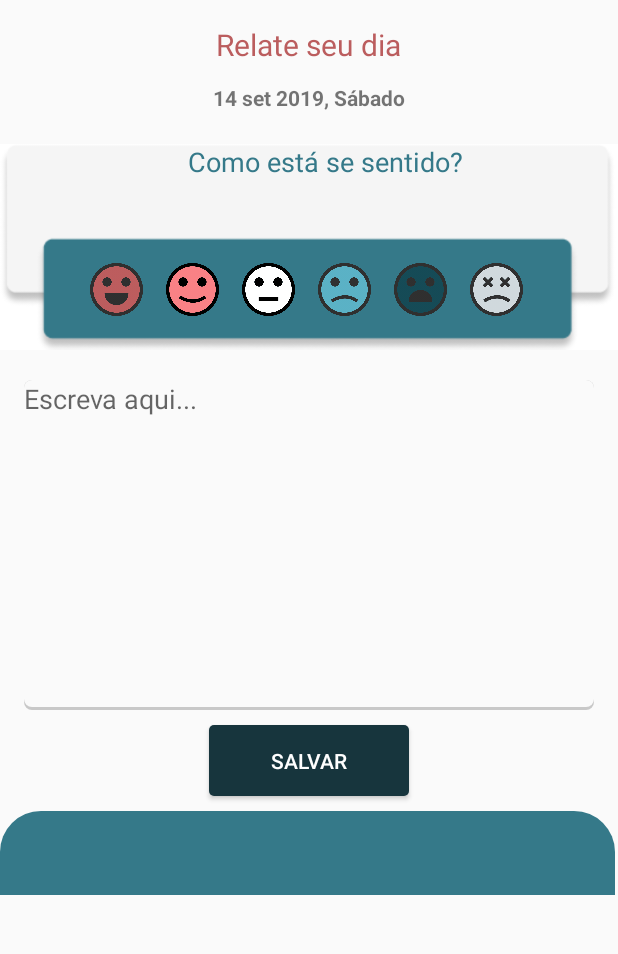
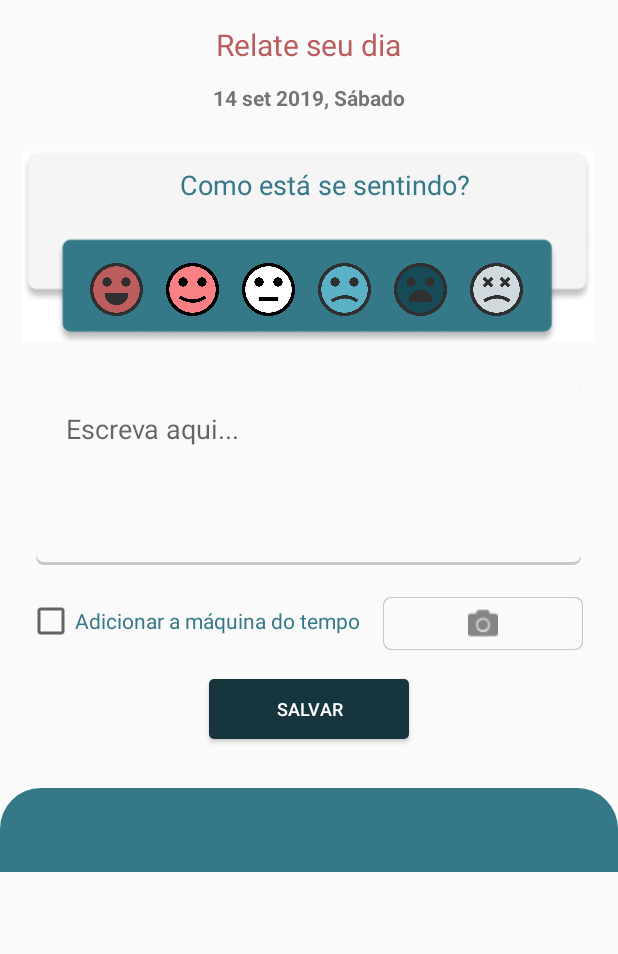
Before and after one commit to carolsbraz/stigma, an Android app: the RelatoActivity screen opened directly, with no data from a screen before it, on a phone screen of 412 x 824 dp, the part 126-1080 px from its top. Run offline under Robolectric (Android 15) with nearby library versions, the phone set to English and light mode, and no system bars.

Commit message:
atualização

```diff
--- a/AppStigmaLogica/app/src/main/java/com/projeto/appstigma/RelatoActivity.kt
+++ b/AppStigmaLogica/app/src/main/java/com/projeto/appstigma/RelatoActivity.kt
@@ -1,11 +1,8 @@
 package com.projeto.appstigma
 
-import android.content.Intent
 import androidx.appcompat.app.AppCompatActivity
 import android.os.Bundle
-import com.example.stigma.PrincipalActivity
 import com.example.stigma.R
-import kotlinx.android.synthetic.main.activity_principal.*
 
 class RelatoActivity : AppCompatActivity() {
 
@@ -15,5 +12,6 @@ class RelatoActivity : AppCompatActivity() {
         setContentView(R.layout.activity_relato)
 
 
+
     }
 }
--- /dev/null
+++ b/AppStigmaLogica/app/src/main/res/drawable-v24/btn_color.xml
@@ -0,0 +1,13 @@
+<shape xmlns:android="http://schemas.android.com/apk/res/android"
+    android:shape="rectangle">
+
+    <corners
+        android:bottomLeftRadius="3dp"
+        android:bottomRightRadius="3dp"
+        android:topLeftRadius="3dp"
+        android:topRightRadius="3dp"/>
+
+    <solid
+        android:color="#17353D"/>
+
+</shape>
--- /dev/null
+++ b/AppStigmaLogica/app/src/main/res/drawable-v24/caixaview.xml
@@ -0,0 +1,20 @@
+<layer-list xmlns:android="http://schemas.android.com/apk/res/android">
+    <item>
+        <shape android:shape="rectangle">
+            <solid android:color="#CABBBBBB"/>
+            <corners android:radius="5dp" />
+        </shape>
+    </item>
+
+
+    <item
+        android:left="1dp"
+        android:right="1dp"
+        android:top="1dp"
+        android:bottom="1dp">
+        <shape android:shape="rectangle">
+            <solid android:color="#FAFAFA"/>
+            <corners android:radius="5dp" />
+        </shape>
+    </item>
+</layer-list>
--- a/AppStigmaLogica/app/src/main/res/layout/activity_relato.xml
+++ b/AppStigmaLogica/app/src/main/res/layout/activity_relato.xml
@@ -12,7 +12,7 @@
         android:layout_height="wrap_content">
 
         <ImageButton
-            android:id="@+id/button2"
+            android:id="@+id/btn_voltar_1"
             android:layout_width="61dp"
             android:layout_height="68dp"
             android:layout_marginStart="16dp"
@@ -36,14 +36,14 @@
         android:id="@+id/textView5"
         android:layout_width="wrap_content"
         android:layout_height="wrap_content"
+        android:layout_gravity="center"
         android:layout_marginTop="16dp"
         android:text="Relate seu dia"
-        android:layout_gravity="center"
-        android:textColor="#BB5D5E"
-        android:textSize="20dp"/>
+        android:textColor="@color/rosa"
+        android:textSize="20sp" />
 
     <TextView
-        android:id="@+id/txt_logado"
+        android:id="@+id/textView6"
         android:layout_width="149dp"
         android:layout_height="20dp"
         android:layout_marginStart="131dp"
@@ -62,7 +62,7 @@
 
         <ImageView
             android:id="@+id/imageView3"
-            android:layout_width="wrap_content"
+            android:layout_width="382dp"
             android:layout_height="match_parent"
             android:layout_gravity="center"
             android:src="@drawable/painel" />
@@ -71,57 +71,59 @@
             android:id="@+id/textView"
             android:layout_width="433dp"
             android:layout_height="65dp"
-            android:layout_marginRight="400dp"
+            android:layout_marginTop="15dp"
             android:gravity="center"
-            android:text="Como está se sentido?"
+            android:text="Como está se sentindo?"
             android:textColor="#357989"
-            android:textSize="18dp" />
+            android:textSize="18sp" />
 
         <LinearLayout
             android:layout_width="match_parent"
             android:layout_height="match_parent"
-            android:orientation="horizontal"
-            android:layout_marginTop="100dp">
+            android:layout_marginTop="100dp"
+            android:orientation="horizontal">
 
 
             <ImageButton
+                android:id="@+id/btn_muitofeliz"
                 android:layout_width="35dp"
                 android:layout_height="35dp"
                 android:layout_marginLeft="60dp"
-
                 android:background="@drawable/happy2" />
 
             <ImageButton
                 android:layout_width="35dp"
                 android:layout_height="35dp"
                 android:layout_marginLeft="15dp"
-
+                android:id="@+id/btn_feliz"
                 android:background="@drawable/happy" />
 
             <ImageButton
                 android:layout_width="35dp"
                 android:layout_height="35dp"
                 android:layout_marginLeft="15dp"
-
+                android:id="@+id/btn_neutro"
                 android:background="@drawable/shocked" />
 
             <ImageButton
                 android:layout_width="35dp"
                 android:layout_height="35dp"
                 android:layout_marginLeft="15dp"
+                android:id="@+id/btn_triste"
                 android:background="@drawable/sad" />
 
             <ImageButton
                 android:layout_width="35dp"
                 android:layout_height="35dp"
                 android:layout_marginLeft="15dp"
-
+                android:id="@+id/btn_muitotriste"
                 android:background="@drawable/sad2" />
 
             <ImageButton
                 android:layout_width="35dp"
                 android:layout_height="35dp"
                 android:layout_marginLeft="15dp"
+                android:id="@+id/btn_cansado"
                 android:background="@drawable/bad" />
 
 
@@ -131,32 +133,68 @@
 
     <EditText
         android:id="@+id/editText6"
-        android:layout_width="380dp"
-        android:layout_height="220dp"
+        android:layout_width="363dp"
+        android:layout_height="123dp"
         android:layout_gravity="center"
         android:background="@drawable/caixatext"
         android:gravity="top"
-        android:hint="Escreva aqui..." />
+        android:padding="20dp"
+        android:hint="Escreva aqui..."
+        android:textSize="18sp" />
 
+
+    <FrameLayout
+        android:layout_width="match_parent"
+        android:layout_height="115dp"
+        android:layout_marginTop="13dp"
+        android:orientation="horizontal">
+
+        <View
+            android:layout_width="133dp"
+            android:layout_height="35dp"
+            android:layout_gravity="right"
+            android:layout_marginTop="8dp"
+            android:layout_marginRight="23dp"
+            android:background="@drawable/caixaview" />
+
+        <ImageButton
+            android:layout_width="20dp"
+            android:layout_height="22dp"
+            android:layout_gravity="right"
+            android:layout_marginTop="14dp"
+            android:layout_marginRight="80dp"
+            android:src="@drawable/images" />
+
+        <CheckBox
+            android:id="@+id/checkBox"
+            android:layout_width="wrap_content"
+            android:layout_height="wrap_content"
+            android:layout_marginLeft="18dp"
+            android:layout_marginTop="8dp"
+            android:text="@string/checkbox"
+            android:textColor="@color/azul" />
 
         <Button
             android:id="@+id/button5"
             android:layout_width="133dp"
-        android:layout_height="47dp"
+            android:layout_height="40dp"
             android:layout_gravity="center"
-        android:layout_marginTop="10dp"
-        android:background="@drawable/bttsalvar"
+            android:layout_marginTop="25dp"
+            android:background="@drawable/btn_color"
+            android:gravity="center"
             android:text="Salvar"
             android:textColor="@android:color/background_light"
-        />
+            android:textSize="12sp" />
+    </FrameLayout>
 
     <androidx.appcompat.widget.Toolbar
         android:id="@+id/toolbar"
-            android:layout_width="410dp"
+        android:layout_width="match_parent"
         android:layout_height="wrap_content"
-            android:layout_marginTop="10dp"
+        android:layout_marginTop="20dp"
         android:background="@drawable/edbarra"
         android:minHeight="?attr/actionBarSize"
         android:theme="?attr/actionBarTheme" />
 
+
 </LinearLayout>
--- a/AppStigmaLogica/app/src/main/res/values/strings.xml
+++ b/AppStigmaLogica/app/src/main/res/values/strings.xml
@@ -1,6 +1,6 @@
 <resources>
     <string name="app_name">Stigma</string>
-    <string name="title_activity_main">MainActivity</string>
+    <string name="title_activity_main">Stigma</string>
     <string name="dummy_button">Dummy Button</string>
     <string name="dummy_content">DUMMY\nCONTENT</string>
     <string name="title_activity_login">Sign in</string>
@@ -12,4 +12,8 @@
     <string name="invalid_username">Not a valid username</string>
     <string name="invalid_password">Password must be >5 characters</string>
     <string name="login_failed">"Login failed"</string>
+    <string name="frase_mensagem">Diga como está se sentindo e receba uma mensagem motivadora!</string>
+    <string name="frase_mensagem_1">Como está se sentindo agora?</string>
+    <string name="titulo_mensagem">Mensagens Diárias</string>
+    <string name="checkbox">Adicionar a máquina do tempo</string>
 </resources>
```
Also changed, not shown: AppStigmaLogica/app/src/main/res/drawable-v24/images.png (added). Lines whose indentation alone changed are shown as unchanged.
